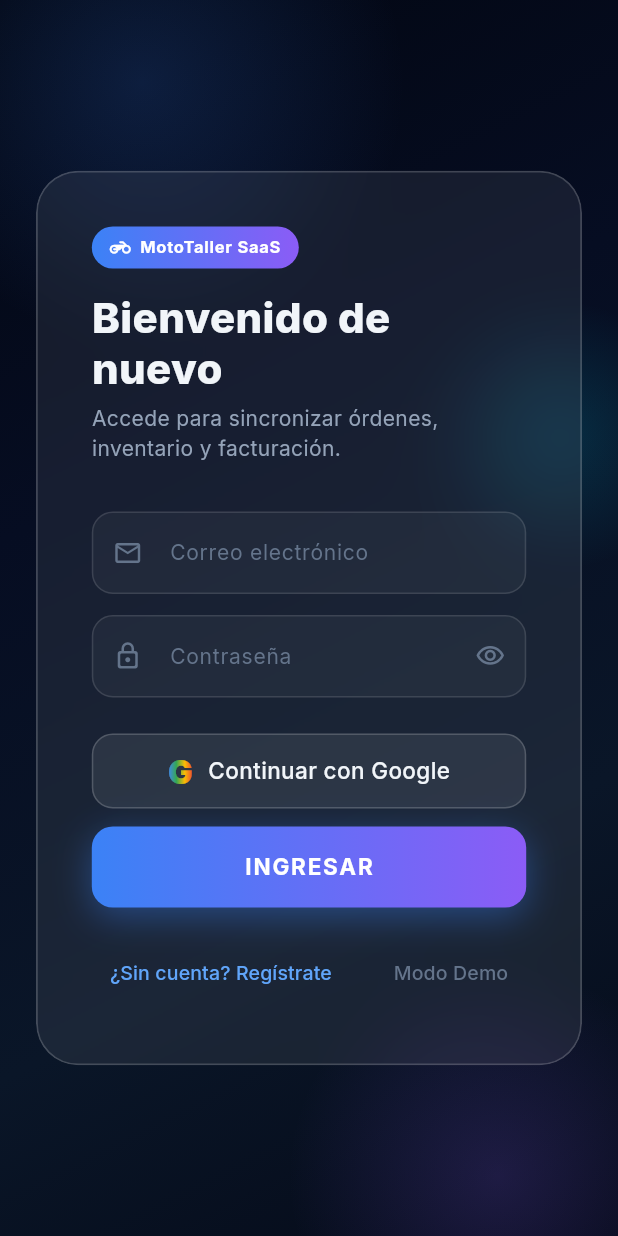
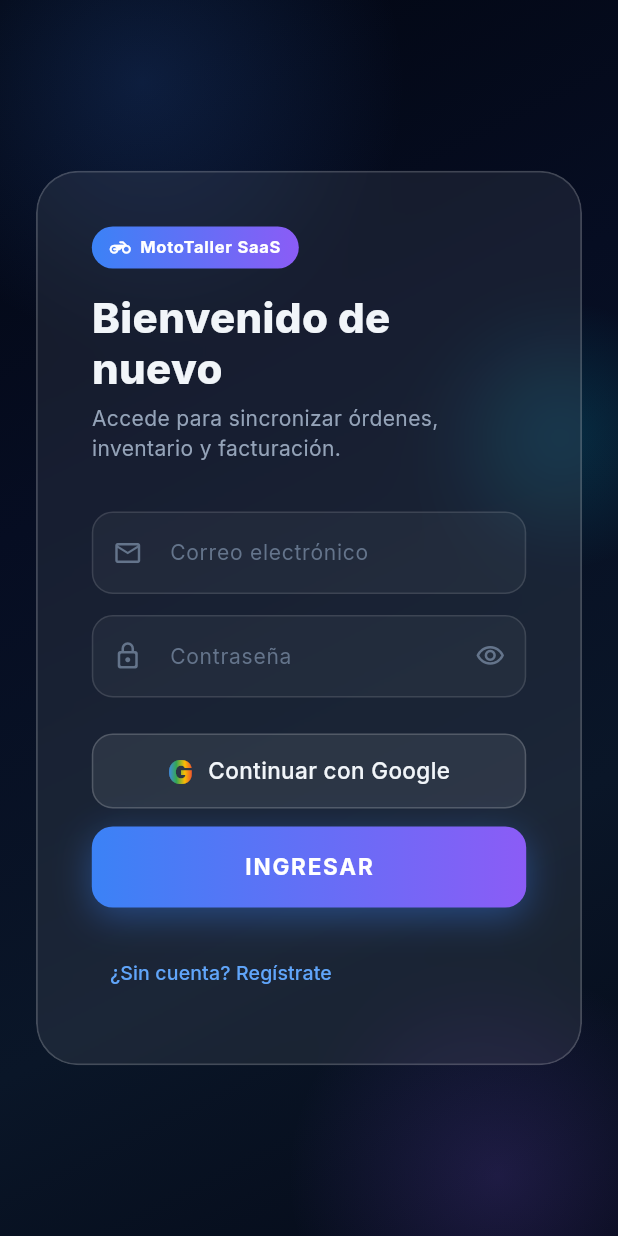
Before and after one commit to Santiago17tj/JP-Racing-Base, a Flutter app: the screen it shows after launch, on a phone screen of 412 x 824 dp. Run offline on Flutter 3.47's test engine with Material 3 defaults, Android fonts, the phone set to English and light mode, and no system bars; drawn by our look-alikes of flutter_animate; our stand-ins replace cached_network_image, google_fonts, google_generative_ai, image_picker, pdf, printing and 6 more; missing offline and left inert: dart:js_interop, flutter_email_sender, mobile_scanner; accounts and stored records are empty.

Commit message:
fix: quita el Modo Demo, que dejaba la app colgada sin salida
Sin sesión de Supabase, currentUserId caía a 'demo-user'; la consulta
a perfil_taller para ese id nunca encontraba nada (la RLS exige
auth.uid(), que es NULL sin sesión real), y HomeShell se quedaba para
siempre en "Cargando perfil del taller..." sin aviso ni salida.

Reconstruir un modo demo de verdad implicaría volver a sembrar datos
de ejemplo con ids falsos -- exactamente lo que se quitó el 12/08 por
filtrar entre talleres. Se quita el botón y el método muerto
bypassAuthentication() en vez de arreglar un callejón sin salida.

```diff
--- a/lib/data/providers/auth_provider.dart
+++ b/lib/data/providers/auth_provider.dart
@@ -219,11 +219,6 @@
     notifyListeners();
   }
 
-  /// Permite ingresar a la aplicación en modo demo sin cuenta de Supabase.
-  void bypassAuthentication() {
-    _isAuthenticated = true;
-    notifyListeners();
-  }
 
   /// Limpia el error manualmente (para UX)
   void clearError() {
--- a/lib/ui/screens/login_screen.dart
+++ b/lib/ui/screens/login_screen.dart
@@ -166,11 +166,17 @@
                             },
                           ),
                           const SizedBox(height: 20),
-                          // ── Toggle + Modo Demo ─────────────────
-                          Row(
-                            mainAxisAlignment: MainAxisAlignment.spaceBetween,
-                            children: [
-                              TextButton(
+                          // "Modo Demo" se quitó el 17/09/2026: sin sesión de
+                          // Supabase, la RLS nunca encuentra un perfil de
+                          // taller y la app se quedaba para siempre en
+                          // "Cargando perfil del taller...", sin aviso ni
+                          // salida. Reconstruir un modo demo de verdad
+                          // implicaría volver a sembrar datos de ejemplo, que
+                          // es justo lo que se quitó por causar fugas entre
+                          // talleres (ver database_helper.dart).
+                          Align(
+                            alignment: Alignment.centerLeft,
+                            child: TextButton(
                               onPressed: () => setState(() {
                                 _isSignUp = !_isSignUp;
                                 auth.clearError();
@@ -180,14 +186,6 @@
                                 style: const TextStyle(color: AppTheme.primaryLight, fontSize: 13),
                               ),
                             ),
-                              TextButton(
-                                onPressed: () => auth.bypassAuthentication(),
-                                child: const Text(
-                                  'Modo Demo',
-                                  style: TextStyle(color: AppTheme.textTertiary, fontSize: 13),
-                                ),
-                              ),
-                            ],
                           ),
                         ],
                       ),
```
Lines whose indentation alone changed are shown as unchanged.
